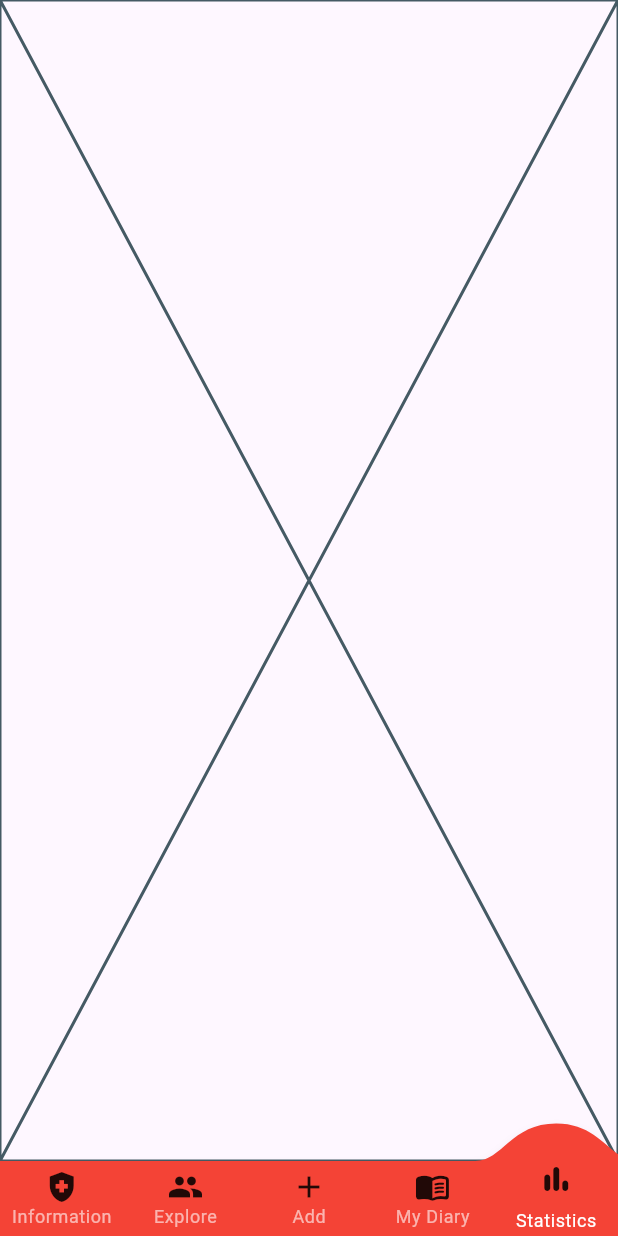
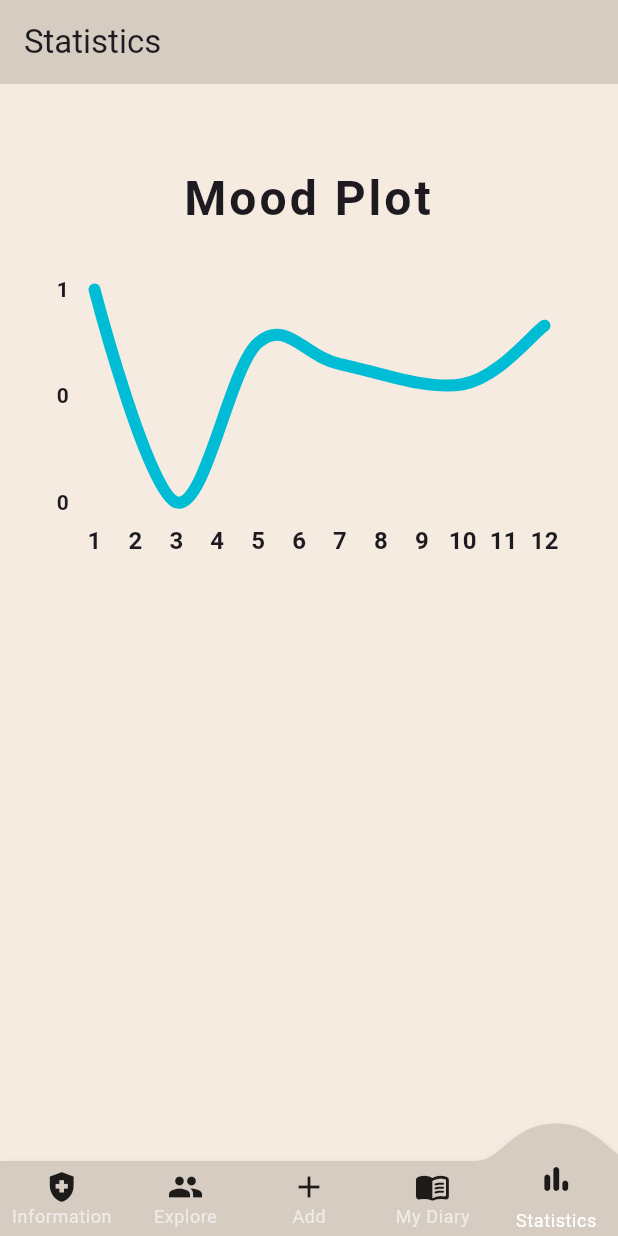
Before and after one commit to SimonLiu423/cc_diary, a Flutter app: the screen it shows after launch, item 5 of the bottom bar chosen, on a phone screen of 412 x 824 dp. Run offline on Flutter 3.47's test engine with Material 3 defaults, Android fonts, the phone set to English and light mode, and no system bars; drawn by our look-alikes of convex_bottom_bar, fl_chart; our stand-ins replace bloc, equatable, flutter_bloc, just_audio, rxdart, timelines; missing offline and left inert: audio_session; generated files the repository leaves out were written again; network calls fail.

Commit message:
Feat: stat page

```diff
--- a/lib/features/me/me.dart
+++ b/lib/features/me/me.dart
@@ -15,6 +15,7 @@ class MePage extends StatelessWidget {
   @override
   Widget build(BuildContext context) {
     return Scaffold(
+        backgroundColor: theme().primaryColor,
         appBar: AppBar(
           title: Text(l10n(context).myDiaryPageTitle),
         ),
@@ -26,7 +27,7 @@ class MePage extends StatelessWidget {
                 if (state is DiaryLoaded) {
                   return Timeline.tileBuilder(
                     theme: TimelineThemeData(
-                        color: theme().primaryColor,
+                        color: theme().secondaryHeaderColor,
                         nodePosition: 0.15,
                         indicatorPosition: 0.1),
                     builder: TimelineTileBuilder.fromStyle(
--- /dev/null
+++ b/lib/features/stat/stat.dart
@@ -0,0 +1,270 @@
+import 'package:cc_diary/l10n.dart';
+import 'package:cc_diary/theme.dart';
+import 'package:fl_chart/fl_chart.dart';
+import 'package:flutter/material.dart';
+
+class _LineChart extends StatelessWidget {
+  const _LineChart({required this.isShowingMainData});
+
+  final bool isShowingMainData;
+
+  @override
+  Widget build(BuildContext context) {
+    return LineChart(
+      sampleData1,
+      duration: const Duration(milliseconds: 250),
+    );
+  }
+
+  LineChartData get sampleData1 => LineChartData(
+        lineTouchData: lineTouchData1,
+        gridData: gridData,
+        titlesData: titlesData1,
+        borderData: borderData,
+        lineBarsData: lineBarsData1,
+        minX: 1,
+        maxX: 12,
+        maxY: 1,
+        minY: -1,
+      );
+
+  LineTouchData get lineTouchData1 => LineTouchData(
+        handleBuiltInTouches: true,
+        touchTooltipData: LineTouchTooltipData(
+          getTooltipColor: (touchedSpot) => Colors.blueGrey.withOpacity(0.8),
+        ),
+      );
+
+  FlTitlesData get titlesData1 => FlTitlesData(
+        bottomTitles: AxisTitles(
+          sideTitles: bottomTitles,
+        ),
+        rightTitles: const AxisTitles(
+          sideTitles: SideTitles(showTitles: false),
+        ),
+        topTitles: const AxisTitles(
+          sideTitles: SideTitles(showTitles: false),
+        ),
+        leftTitles: AxisTitles(
+          sideTitles: leftTitles(),
+        ),
+      );
+
+  List<LineChartBarData> get lineBarsData1 => [
+        lineChartBarData1_1,
+      ];
+
+  Widget leftTitleWidgets(double value, TitleMeta meta) {
+    const style = TextStyle(
+      fontWeight: FontWeight.bold,
+      fontSize: 14,
+    );
+    String text;
+    switch (value.toInt()) {
+      case -1:
+        text = '0';
+      case 0:
+        text = '0';
+      case 1:
+        text = '1';
+      default:
+        return Container();
+    }
+
+    return Text(text, style: style, textAlign: TextAlign.center);
+  }
+
+  SideTitles leftTitles() => SideTitles(
+        getTitlesWidget: leftTitleWidgets,
+        showTitles: true,
+        interval: 1,
+        reservedSize: 40,
+      );
+
+  Widget bottomTitleWidgets(double value, TitleMeta meta) {
+    const style = TextStyle(
+      fontWeight: FontWeight.bold,
+      fontSize: 16,
+    );
+
+    return SideTitleWidget(
+      axisSide: meta.axisSide,
+      space: 10,
+      child: Text((value).toInt().toString(), style: style),
+    );
+  }
+
+  SideTitles get bottomTitles => SideTitles(
+        showTitles: true,
+        reservedSize: 32,
+        interval: 1,
+        getTitlesWidget: bottomTitleWidgets,
+      );
+
+  FlGridData get gridData => const FlGridData(show: false);
+
+  FlBorderData get borderData => FlBorderData(
+        show: true,
+        border: Border(
+          bottom: BorderSide(
+              color: theme().primaryColor.withOpacity(0.2), width: 4),
+          left: const BorderSide(color: Colors.transparent),
+          right: const BorderSide(color: Colors.transparent),
+          top: const BorderSide(color: Colors.transparent),
+        ),
+      );
+
+  LineChartBarData get lineChartBarData1_1 => LineChartBarData(
+        isCurved: true,
+        // color: theme().contentColorGreen,
+        barWidth: 8,
+        isStrokeCapRound: true,
+        dotData: const FlDotData(show: false),
+        belowBarData: BarAreaData(show: false),
+        spots: const [
+          FlSpot(1, 1),
+          FlSpot(3, -1),
+          FlSpot(5, 0.5),
+          FlSpot(7, 0.3),
+          FlSpot(10, 0.11),
+          FlSpot(12, 0.66)
+        ],
+      );
+  LineChartBarData get lineChartBarData2_1 => LineChartBarData(
+        isCurved: true,
+        curveSmoothness: 0,
+        // color: theme().contentColorGreen.withOpacity(0.5),
+        barWidth: 4,
+        isStrokeCapRound: true,
+        dotData: const FlDotData(show: false),
+        belowBarData: BarAreaData(show: false),
+        spots: const [
+          FlSpot(1, 1),
+          FlSpot(3, 4),
+          FlSpot(5, 1.8),
+          FlSpot(7, 5),
+          FlSpot(10, 2),
+          FlSpot(12, 2.2),
+          FlSpot(13, 1.8),
+        ],
+      );
+
+  LineChartBarData get lineChartBarData2_2 => LineChartBarData(
+        isCurved: true,
+        // color: theme().contentColorPink.withOpacity(0.5),
+        barWidth: 4,
+        isStrokeCapRound: true,
+        dotData: const FlDotData(show: false),
+        belowBarData: BarAreaData(
+          show: true,
+          // color: theme().contentColorPink.withOpacity(0.2),
+        ),
+        spots: const [
+          FlSpot(1, 1),
+          FlSpot(3, 2.8),
+          FlSpot(7, 1.2),
+          FlSpot(10, 2.8),
+          FlSpot(12, 2.6),
+          FlSpot(13, 3.9),
+        ],
+      );
+
+  LineChartBarData get lineChartBarData2_3 => LineChartBarData(
+        isCurved: true,
+        curveSmoothness: 0,
+        // color: theme().contentColorCyan.withOpacity(0.5),
+        barWidth: 2,
+        isStrokeCapRound: true,
+        dotData: const FlDotData(show: true),
+        belowBarData: BarAreaData(show: false),
+        spots: const [
+          FlSpot(1, 3.8),
+          FlSpot(3, 1.9),
+          FlSpot(6, 5),
+          FlSpot(10, 3.3),
+          FlSpot(13, 4.5),
+        ],
+      );
+}
+
+class StatPage extends StatefulWidget {
+  const StatPage({super.key});
+
+  @override
+  State<StatefulWidget> createState() => StatPageState();
+}
+
+class StatPageState extends State<StatPage> {
+  late bool isShowingMainData;
+
+  @override
+  void initState() {
+    super.initState();
+    isShowingMainData = true;
+  }
+
+  @override
+  Widget build(BuildContext context) {
+    return Scaffold(
+      backgroundColor: theme().primaryColor,
+      appBar: AppBar(
+        title: Text(l10n(context).statPageTitle),
+        backgroundColor: theme().appBarTheme.backgroundColor,
+      ),
+      body: SafeArea(
+        child: Padding(
+          padding: const EdgeInsets.all(16.0),
+          child: AspectRatio(
+            aspectRatio: 1.23,
+            child: Stack(
+              children: <Widget>[
+                Column(
+                  crossAxisAlignment: CrossAxisAlignment.stretch,
+                  children: <Widget>[
+                    const SizedBox(
+                      height: 37,
+                    ),
+                    Text(
+                      l10n(context).moodPlot,
+                      style: TextStyle(
+                        // color: theme().secondaryHeaderColor,
+                        fontSize: 32,
+                        fontWeight: FontWeight.bold,
+                        letterSpacing: 2,
+                      ),
+                      textAlign: TextAlign.center,
+                    ),
+                    const SizedBox(
+                      height: 37,
+                    ),
+                    Expanded(
+                      child: Padding(
+                        padding: const EdgeInsets.only(right: 32, left: 6),
+                        child: _LineChart(isShowingMainData: isShowingMainData),
+                      ),
+                    ),
+                    const SizedBox(
+                      height: 10,
+                    ),
+                  ],
+                ),
+                // IconButton(
+                //   icon: Icon(
+                //     Icons.refresh,
+                //     color:
+                //         Colors.white.withOpacity(isShowingMainData ? 1.0 : 0.5),
+                //   ),
+                //   onPressed: () {
+                //     setState(() {
+                //       isShowingMainData = !isShowingMainData;
+                //     });
+                //   },
+                // )
+              ],
+            ),
+          ),
+        ),
+      ),
+    );
+  }
+}
--- a/lib/l10n/app_en.arb
+++ b/lib/l10n/app_en.arb
@@ -13,5 +13,7 @@
     "minutesAgo": "{minutes} minutes ago",
     "secondsAgo": "{seconds} seconds ago",
     "newDiary_save": "Save",
+    "newDiary_close": "Close",
+    "moodPlot": "Mood Plot",
     "newDiary_writeAreaHint": "今天發生了什麼..."
 }
--- a/lib/l10n/app_zh.arb
+++ b/lib/l10n/app_zh.arb
@@ -13,5 +13,7 @@
     "minutesAgo": "{minutes} 分鐘前",
     "secondsAgo": "{seconds} 秒前",
     "newDiary_save": "儲存",
+    "newDiary_close": "關閉",
+    "moodPlot": "情緒折線圖",
     "newDiary_writeAreaHint": "今天發生了什麼..."
 }
--- a/lib/main.dart
+++ b/lib/main.dart
@@ -1,6 +1,7 @@
 import 'package:cc_diary/features/information/info.dart';
 import 'package:cc_diary/features/me/me.dart';
 import 'package:cc_diary/features/new_diary/diary.dart';
+import 'package:cc_diary/features/stat/stat.dart';
 import 'package:cc_diary/l10n.dart';
 import 'package:cc_diary/theme.dart';
 import 'package:convex_bottom_bar/convex_bottom_bar.dart';
@@ -57,6 +58,8 @@
         return const DiaryPage();
       case 3:
         return const MePage();
+      case 4:
+        return const StatPage();
       default:
         return const Placeholder();
     }
@@ -67,7 +70,7 @@
     return Scaffold(
         body: _selectedBody(),
         bottomNavigationBar: ConvexAppBar(
-          backgroundColor: theme().primaryColor,
+          backgroundColor: theme().appBarTheme.backgroundColor,
           style: TabStyle.react,
           items: [
             TabItem(
--- a/lib/theme.dart
+++ b/lib/theme.dart
@@ -1,7 +1,14 @@
+import 'package:flutter/cupertino.dart';
 import 'package:flutter/material.dart';
+import 'package:flutter/rendering.dart';
+import 'package:flutter/widgets.dart';
 
 ThemeData theme() {
   return ThemeData(
-    primaryColor: Colors.red,
+    primaryColor: const Color(0xFFF5EBE0),
+    secondaryHeaderColor: const Color(0xFFD6CCC2),
+    appBarTheme: const AppBarTheme(
+      backgroundColor: Color(0xFFD6CCC2),
+    ),
   );
 }
--- a/pubspec.yaml
+++ b/pubspec.yaml
@@ -43,6 +43,7 @@ dependencies:
   timelines: ^0.1.0
   equatable: ^2.0.5
   just_audio: ^0.9.38
+  fl_chart: ^0.68.0
 
 dev_dependencies:
   flutter_test:
```
